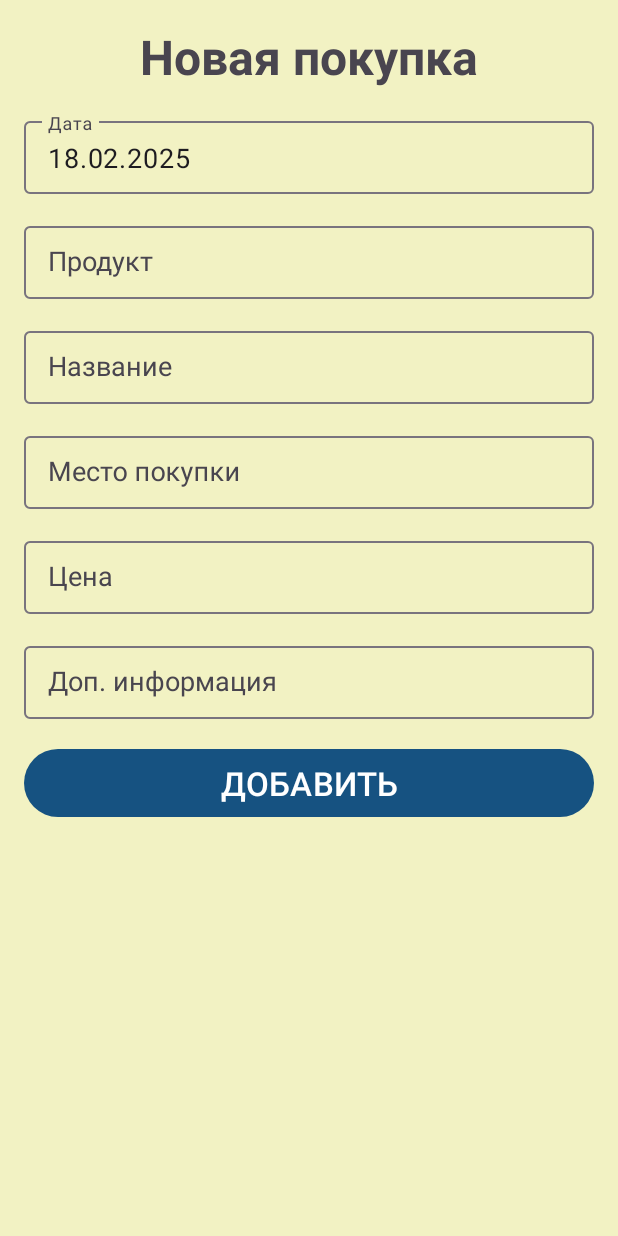
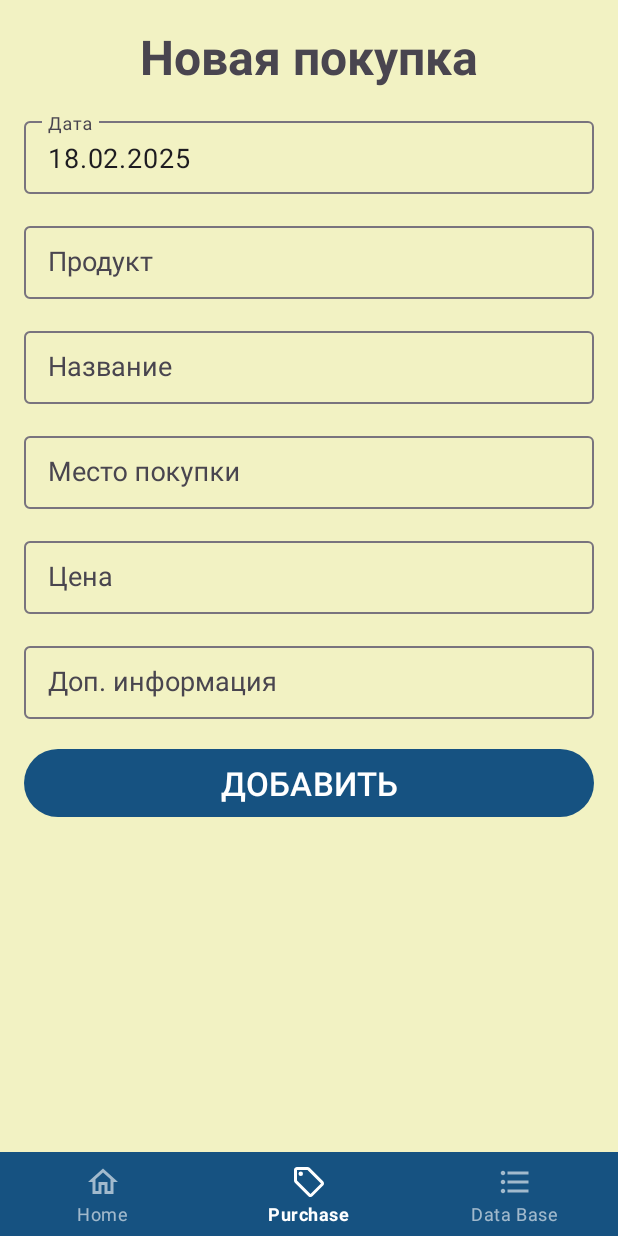
Before and after one commit to KotlyarovSergey/CostMemories, an Android app: the screen it shows after launch (MainActivity), after a tap on "добавить покупку", on a phone screen of 412 x 824 dp. Run offline under Robolectric (Android 15) with nearby library versions, the phone set to English and light mode, and no system bars; our stand-ins replace Room's generated code, data binding, navigation-ui.

Commit message:
Bottom Navigation

```diff
--- a/app/src/main/java/com/ksv/costmemories/ui/MainActivity.kt
+++ b/app/src/main/java/com/ksv/costmemories/ui/MainActivity.kt
@@ -2,7 +2,10 @@ package com.ksv.costmemories.ui
 
 import android.os.Bundle
 import androidx.appcompat.app.AppCompatActivity
+import androidx.navigation.fragment.NavHostFragment
+import androidx.navigation.ui.setupWithNavController
 import com.ksv.costmemories.Dependencies
+import com.ksv.costmemories.R
 import com.ksv.costmemories.databinding.ActivityMainBinding
 
 
@@ -12,13 +15,12 @@ class MainActivity : AppCompatActivity() {
     override fun onCreate(savedInstanceState: Bundle?) {
         super.onCreate(savedInstanceState)
         binding = ActivityMainBinding.inflate(layoutInflater)
-//        enableEdgeToEdge()
         setContentView(binding.root)
-//        ViewCompat.setOnApplyWindowInsetsListener(findViewById(R.id.main)) { v, insets ->
-//            val systemBars = insets.getInsets(WindowInsetsCompat.Type.systemBars())
-//            v.setPadding(systemBars.left, systemBars.top, systemBars.right, systemBars.bottom)
-//            insets
-//        }
+
+        val navHostFragment = supportFragmentManager
+            .findFragmentById(R.id.fragment_container) as NavHostFragment
+        binding.bottomNav.setupWithNavController(navHostFragment.navController)
+
         Dependencies.init(applicationContext)
     }
 
--- a/app/src/main/res/drawable/baseline_calendar_month_24.xml
+++ /dev/null
@@ -1,5 +0,0 @@
-<vector xmlns:android="http://schemas.android.com/apk/res/android" android:height="24dp" android:tint="#CDDC39" android:viewportHeight="24" android:viewportWidth="24" android:width="24dp">
-
-    <path android:fillColor="@android:color/white" android:pathData="M19,4h-1V2h-2v2H8V2H6v2H5C3.89,4 3.01,4.9 3.01,6L3,20c0,1.1 0.89,2 2,2h14c1.1,0 2,-0.9 2,-2V6C21,4.9 20.1,4 19,4zM19,20H5V10h14V20zM9,14H7v-2h2V14zM13,14h-2v-2h2V14zM17,14h-2v-2h2V14zM9,18H7v-2h2V18zM13,18h-2v-2h2V18zM17,18h-2v-2h2V18z"/>
-
-</vector>
--- /dev/null
+++ b/app/src/main/res/drawable/icon_home_2.xml
@@ -0,0 +1,5 @@
+<vector xmlns:android="http://schemas.android.com/apk/res/android" android:height="24dp" android:tint="#1F2B5D" android:viewportHeight="24" android:viewportWidth="24" android:width="24dp">
+
+    <path android:fillColor="@android:color/white" android:pathData="M12,5.69l5,4.5V18h-2v-6H9v6H7v-7.81l5,-4.5M12,3L2,12h3v8h6v-6h2v6h6v-8h3L12,3z"/>
+
+</vector>
--- /dev/null
+++ b/app/src/main/res/drawable/icon_purchase.xml
@@ -0,0 +1,7 @@
+<vector xmlns:android="http://schemas.android.com/apk/res/android" android:height="24dp" android:tint="#1F2B5D" android:viewportHeight="24" android:viewportWidth="24" android:width="24dp">
+
+    <path android:fillColor="@android:color/white" android:pathData="M21.41,11.58l-9,-9C12.05,2.22 11.55,2 11,2H4c-1.1,0 -2,0.9 -2,2v7c0,0.55 0.22,1.05 0.59,1.42l9,9c0.36,0.36 0.86,0.58 1.41,0.58s1.05,-0.22 1.41,-0.59l7,-7c0.37,-0.36 0.59,-0.86 0.59,-1.41s-0.23,-1.06 -0.59,-1.42zM13,20.01L4,11V4h7v-0.01l9,9 -7,7.02z"/>
+
+    <path android:fillColor="@android:color/white" android:pathData="M6.5,6.5m-1.5,0a1.5,1.5 0,1 1,3 0a1.5,1.5 0,1 1,-3 0"/>
+
+</vector>
--- a/app/src/main/res/layout/activity_main.xml
+++ b/app/src/main/res/layout/activity_main.xml
@@ -2,15 +2,29 @@
 <layout xmlns:android="http://schemas.android.com/apk/res/android"
     xmlns:app="http://schemas.android.com/apk/res-auto"
     xmlns:tools="http://schemas.android.com/tools">
-    <androidx.fragment.app.FragmentContainerView
-        android:id="@+id/fragment_container"
-        android:name="androidx.navigation.fragment.NavHostFragment"
+
+    <LinearLayout
         android:layout_width="match_parent"
         android:layout_height="match_parent"
-        app:navGraph="@navigation/nav_graph"
-        app:defaultNavHost="true"
-        tools:context=".ui.MainActivity"
-        />
+        android:orientation="vertical">
+
+        <androidx.fragment.app.FragmentContainerView
+            android:id="@+id/fragment_container"
+            android:name="androidx.navigation.fragment.NavHostFragment"
+            android:layout_width="match_parent"
+            android:layout_height="0dp"
+            android:layout_weight="1"
+            app:defaultNavHost="true"
+            app:navGraph="@navigation/nav_graph"
+            tools:context=".ui.MainActivity" />
+
+        <com.google.android.material.bottomnavigation.BottomNavigationView
+            android:id="@+id/bottom_nav"
+            style="@style/Widget.MaterialComponents.BottomNavigationView.PrimarySurface"
+            android:layout_width="match_parent"
+            android:layout_height="wrap_content"
+            app:menu="@menu/bottom_menu" />
+    </LinearLayout>
 
     <data>
 
--- a/app/src/main/res/layout/fragment_home.xml
+++ b/app/src/main/res/layout/fragment_home.xml
@@ -43,7 +43,7 @@
                     android:layout_height="wrap_content"
                     android:backgroundTint="#DFF4F4"
                     android:backgroundTintMode="src_over"
-                    android:drawableStart="@drawable/filter_icon"
+                    android:drawableStart="@drawable/icon_filter"
                     android:drawablePadding="16dp"
                     android:drawableTint="@color/black"
                     android:inputType="text"
--- /dev/null
+++ b/app/src/main/res/menu/bottom_menu.xml
@@ -0,0 +1,23 @@
+<?xml version="1.0" encoding="utf-8"?>
+<menu xmlns:app="http://schemas.android.com/apk/res-auto"
+    xmlns:android="http://schemas.android.com/apk/res/android">
+
+    <item
+        android:id="@+id/homeFragment"
+        android:icon="@drawable/icon_home_2"
+        android:title="Home"
+        app:showAsAction="ifRoom" />
+
+    <item
+        android:id="@+id/addPurchaseFragment"
+        android:icon="@drawable/icon_purchase"
+        android:title="Purchase"
+        app:showAsAction="ifRoom" />
+
+    <item
+        android:id="@+id/dataBaseFragment"
+        android:icon="@drawable/icon_list"
+        android:title="Data Base"
+        app:showAsAction="ifRoom" />
+
+</menu>
--- a/app/src/main/res/navigation/nav_graph.xml
+++ b/app/src/main/res/navigation/nav_graph.xml
@@ -1,6 +1,7 @@
 <?xml version="1.0" encoding="utf-8"?>
 <navigation xmlns:android="http://schemas.android.com/apk/res/android"
     xmlns:app="http://schemas.android.com/apk/res-auto"
+    xmlns:tools="http://schemas.android.com/tools"
     android:id="@+id/nav_graph"
     app:startDestination="@id/homeFragment">
 
@@ -37,4 +38,9 @@
             android:name="id"
             app:argType="long" />
     </fragment>
+    <fragment
+        android:id="@+id/dataBaseFragment"
+        android:name="com.ksv.costmemories.ui.database.view.DataBaseFragment"
+        android:label="fragment_data_base"
+        tools:layout="@layout/fragment_data_base" />
 </navigation>
--- a/app/src/main/res/values/strings.xml
+++ b/app/src/main/res/values/strings.xml
@@ -35,4 +35,6 @@
     <string name="dialog_purchase_delete_title">Внимание!</string>
     <string name="dialog_purchase_delete_message">Хотите удалить покупку?</string>
 
+    <string name="hello_blank_fragment">DataBase fragment</string>
+
 </resources>
```
Also changed, not shown: app/src/main/java/com/ksv/costmemories/ui/database/view/DataBaseFragment.kt (added, +27 -0 lines), app/src/main/res/layout/fragment_data_base.xml (added, +23 -0 lines), app/src/main/res/drawable/icon_filter.xml (renamed from app/src/main/res/drawable/filter_icon.xml), app/src/main/res/drawable/icon_home.xml (renamed from app/src/main/res/drawable/home_icon.xml), app/src/main/res/drawable/icon_list.xml (renamed from app/src/main/res/drawable/list_icon.xml).
